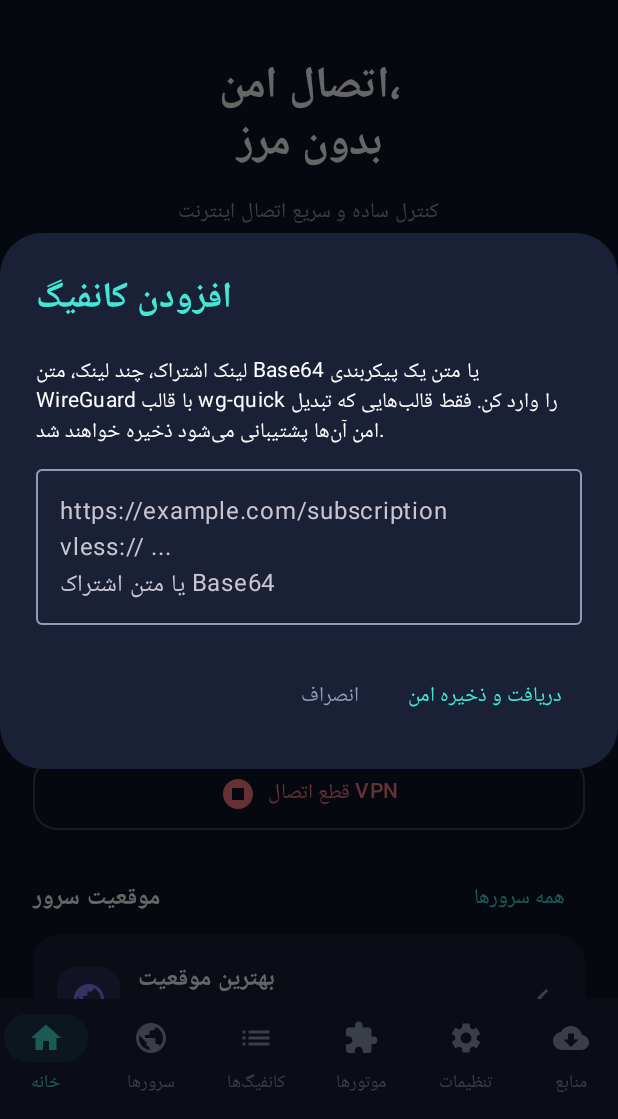
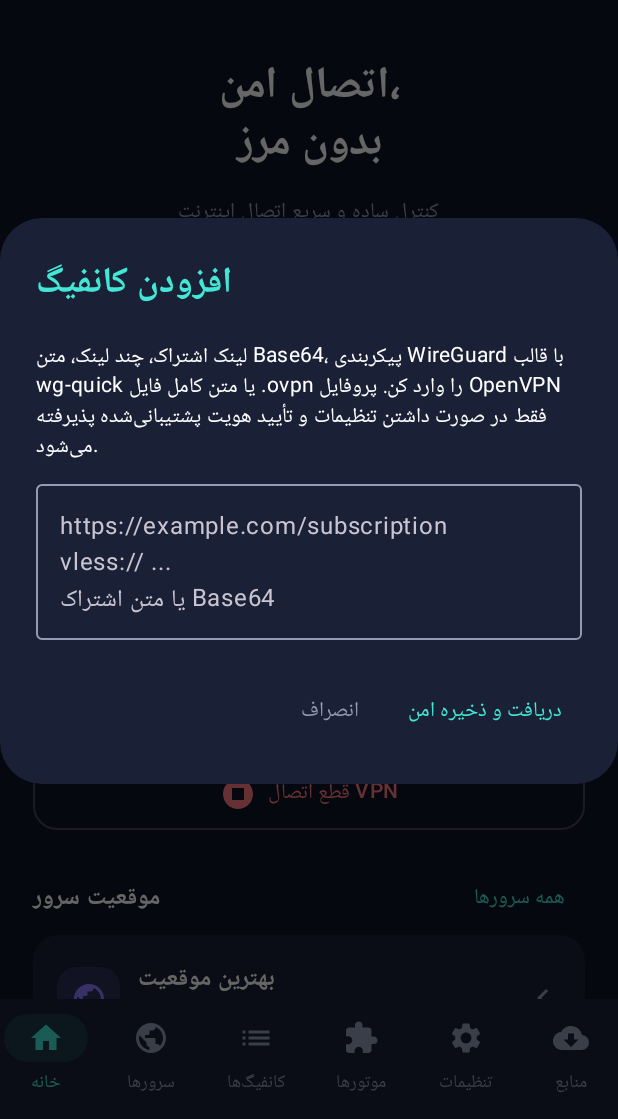
Before and after one commit to mostafaazad369-web/Mle-vpn-, an Android app built with Jetpack Compose: the composable MleApp shown on its own in the app's theme, after a tap on "اتصال به سرور", on a phone screen of 412 x 824 dp, the part 117-1236 px from its top. Run offline under Robolectric (Android 15) with nearby library versions, the phone set to English and light mode, and no system bars; pictures from the network do not load.

Commit message:
ui(openvpn): document ovpn profile import

```diff
--- a/app/src/main/java/com/mle/vpn/MainActivity.kt
+++ b/app/src/main/java/com/mle/vpn/MainActivity.kt
@@ -302,7 +302,7 @@ private fun MleApp() {
                 title = { Text("افزودن کانفیگ", color = Mint, fontWeight = FontWeight.Bold) },
                 text = {
                     Column {
-                        Text("لینک اشتراک، چند لینک، متن Base64 یا متن یک پیکربندی WireGuard با قالب wg-quick را وارد کن. فقط قالب‌هایی که تبدیل امن آن‌ها پشتیبانی می‌شود ذخیره خواهند شد.", color = Color.White)
+                        Text("لینک اشتراک، چند لینک، متن Base64، پیکربندی WireGuard با قالب wg-quick یا متن کامل فایل .ovpn را وارد کن. پروفایل OpenVPN فقط در صورت داشتن تنظیمات و تأیید هویت پشتیبانی‌شده پذیرفته می‌شود.", color = Color.White)
                         Spacer(Modifier.height(12.dp))
                         OutlinedTextField(
                             value = importText,
```
